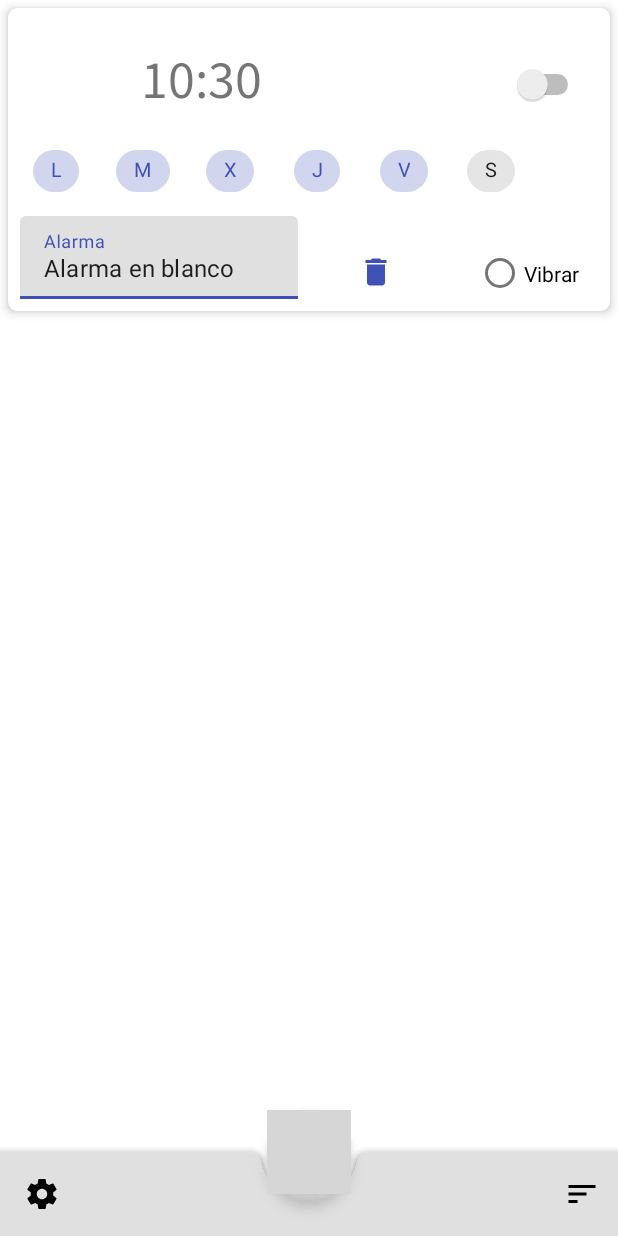
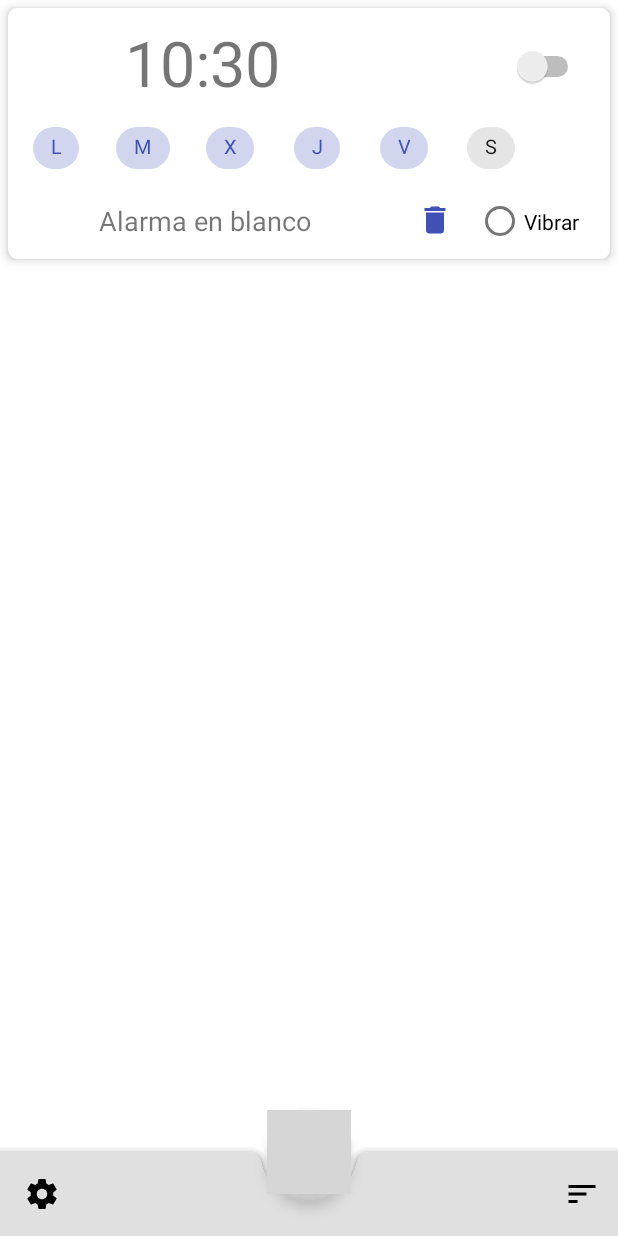
Before and after one commit to daniferna/Clock, an Android app: the screen it shows after launch (MainActivity), on a phone screen of 412 x 824 dp. Run offline under Robolectric (Android 15) with nearby library versions, the phone set to English and light mode, and no system bars; grey boxes are pictures that could not be loaded.

Commit message:
Cambios en el diseño de la CardView de la alarma.

```diff
--- a/app/src/main/java/es/uniovi/uo257977/clock/Logic/AlarmRecyclerAdapter.java
+++ b/app/src/main/java/es/uniovi/uo257977/clock/Logic/AlarmRecyclerAdapter.java
@@ -7,7 +7,6 @@ import android.widget.Switch;
 import android.widget.TextView;
 
 import com.google.android.material.chip.ChipGroup;
-import com.google.android.material.textfield.TextInputLayout;
 
 import java.text.SimpleDateFormat;
 import java.util.ArrayList;
@@ -37,7 +36,7 @@ public class AlarmRecyclerAdapter extends Adapter<AlarmRecyclerAdapter.ViewHolde
         Alarm alarm = alarms.get(position);
         SimpleDateFormat formatter = new SimpleDateFormat("hh:mm");//formating according to my need
         holder.hourAlarmTxt.setText(formatter.format(alarm.getFecha_alarma().getTime()));
-        holder.txtNombreAlarma.getEditText().setText(alarm.getNombre());
+        holder.txtNombreAlarma.setText(alarm.getNombre());
         for (Alarm.DIAS_ALARMA dia : alarm.getDiasAlarma())
             switch (dia) {
                 case LUNES:
@@ -74,7 +73,7 @@ public class AlarmRecyclerAdapter extends Adapter<AlarmRecyclerAdapter.ViewHolde
         ChipGroup chipGroup;
         Switch switchAlarm;
         TextView hourAlarmTxt;
-        TextInputLayout txtNombreAlarma;
+        TextView txtNombreAlarma;
 
 
         public ViewHolder(@NonNull View itemView) {
--- a/app/src/main/res/layout/card_view_alarms.xml
+++ b/app/src/main/res/layout/card_view_alarms.xml
@@ -27,10 +27,10 @@
             android:showText="false"
             app:layout_constraintBottom_toBottomOf="parent"
             app:layout_constraintEnd_toEndOf="parent"
-            app:layout_constraintHorizontal_bias="0.973"
+            app:layout_constraintHorizontal_bias="0.972"
             app:layout_constraintStart_toStartOf="parent"
             app:layout_constraintTop_toTopOf="parent"
-            app:layout_constraintVertical_bias="0.13999999" />
+            app:layout_constraintVertical_bias="0.07999998" />
 
         <TextView
             android:id="@+id/hour_alarm_txt"
@@ -40,21 +40,17 @@
             android:layout_marginTop="8dp"
             android:layout_marginEnd="8dp"
             android:layout_marginBottom="8dp"
-            android:ems="10"
-            android:fontFamily="@font/source_sans_pro"
-            android:format24Hour="hh:mm"
-            android:importantForAutofill="no"
             android:inputType="time"
             android:selectAllOnFocus="false"
             android:singleLine="true"
             android:textAlignment="center"
-            android:textSize="36sp"
+            android:textSize="42sp"
             app:layout_constraintBottom_toBottomOf="parent"
             app:layout_constraintEnd_toStartOf="@+id/switch_alarm"
-            app:layout_constraintHorizontal_bias="0.123"
+            app:layout_constraintHorizontal_bias="0.126"
             app:layout_constraintStart_toStartOf="parent"
             app:layout_constraintTop_toTopOf="parent"
-            app:layout_constraintVertical_bias="0.117"
+            app:layout_constraintVertical_bias="0.0"
             tools:text="12:00" />
 
         <com.google.android.material.chip.ChipGroup
@@ -153,7 +149,6 @@
             android:id="@+id/radioButton"
             android:layout_width="73dp"
             android:layout_height="34dp"
-            android:layout_marginStart="8dp"
             android:layout_marginTop="8dp"
             android:layout_marginEnd="16dp"
             android:layout_marginBottom="8dp"
@@ -163,40 +158,35 @@
             android:textSize="14sp"
             app:layout_constraintBottom_toBottomOf="parent"
             app:layout_constraintEnd_toEndOf="parent"
-            app:layout_constraintHorizontal_bias="1.0"
-            app:layout_constraintStart_toStartOf="parent"
             app:layout_constraintTop_toBottomOf="@+id/chipGroup"
             app:layout_constraintVertical_bias="1.0" />
 
-        <com.google.android.material.textfield.TextInputLayout
+        <androidx.appcompat.widget.AppCompatTextView
             android:id="@+id/txtNombreAlarma"
-            android:layout_width="185dp"
-            android:layout_height="55dp"
+            android:layout_width="189dp"
+            android:layout_height="35dp"
             android:layout_marginStart="8dp"
             android:layout_marginTop="8dp"
+            android:layout_marginEnd="8dp"
             android:layout_marginBottom="8dp"
-            android:focusedByDefault="false"
+            android:focusable="false"
+            android:gravity="fill_vertical"
+            android:maxLines="1"
+            android:textSize="18sp"
             app:layout_constraintBottom_toBottomOf="parent"
+            app:layout_constraintEnd_toStartOf="@+id/trash_btn_alarm"
+            app:layout_constraintHorizontal_bias="0.888"
             app:layout_constraintStart_toStartOf="parent"
             app:layout_constraintTop_toBottomOf="@+id/chipGroup"
-            app:layout_constraintVertical_bias="0.0"
-            app:passwordToggleEnabled="false">
-
-            <com.google.android.material.textfield.TextInputEditText
-                android:layout_width="match_parent"
-                android:layout_height="wrap_content"
-                android:hint="Alarma"
-                android:inputType="textPersonName"
-                android:singleLine="true"
-                android:textAlignment="viewStart" />
-        </com.google.android.material.textfield.TextInputLayout>
+            app:layout_constraintVertical_bias="1.0"
+            app:passwordToggleEnabled="false"
+            tools:text="Alarma en blanco" />
 
         <Button
             android:id="@+id/trash_btn_alarm"
             style="@style/Widget.MaterialComponents.Button.TextButton.Dialog.Icon"
             android:layout_width="39dp"
             android:layout_height="36dp"
-            android:layout_marginStart="8dp"
             android:layout_marginTop="8dp"
             android:layout_marginEnd="8dp"
             android:layout_marginBottom="8dp"
@@ -204,8 +194,6 @@
             app:icon="@drawable/ic_delete_black_24dp"
             app:layout_constraintBottom_toBottomOf="parent"
             app:layout_constraintEnd_toStartOf="@+id/radioButton"
-            app:layout_constraintHorizontal_bias="0.375"
-            app:layout_constraintStart_toEndOf="@+id/txtNombreAlarma"
             app:layout_constraintTop_toBottomOf="@+id/chipGroup"
             app:layout_constraintVertical_bias="1.0" />
 
```
